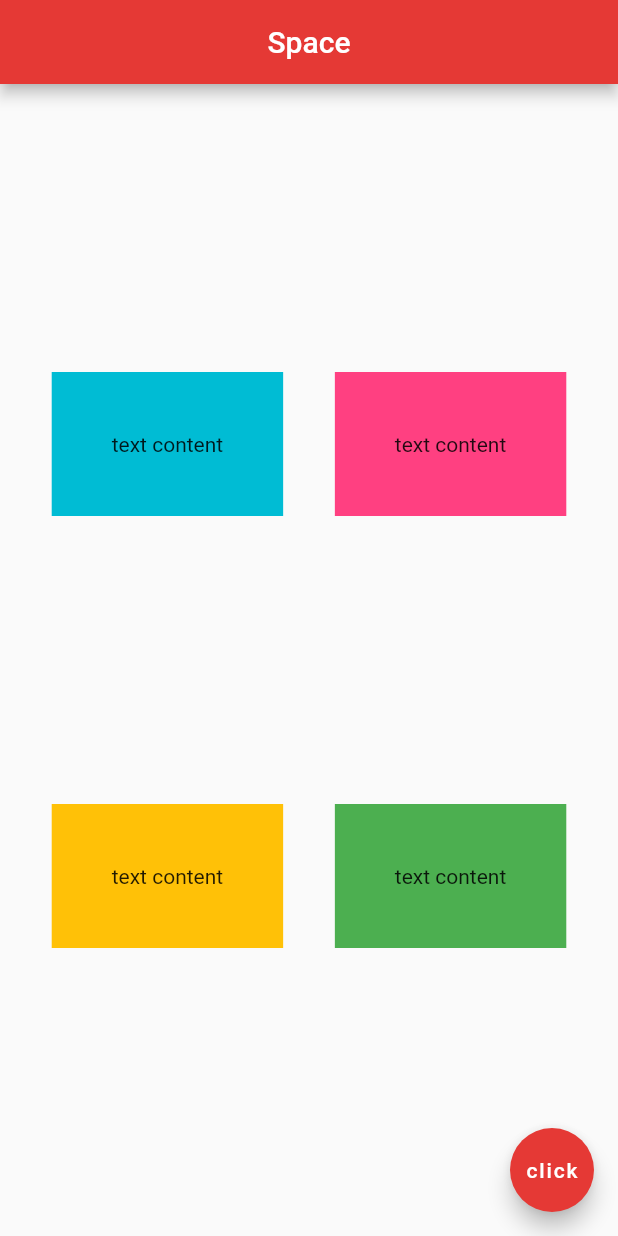
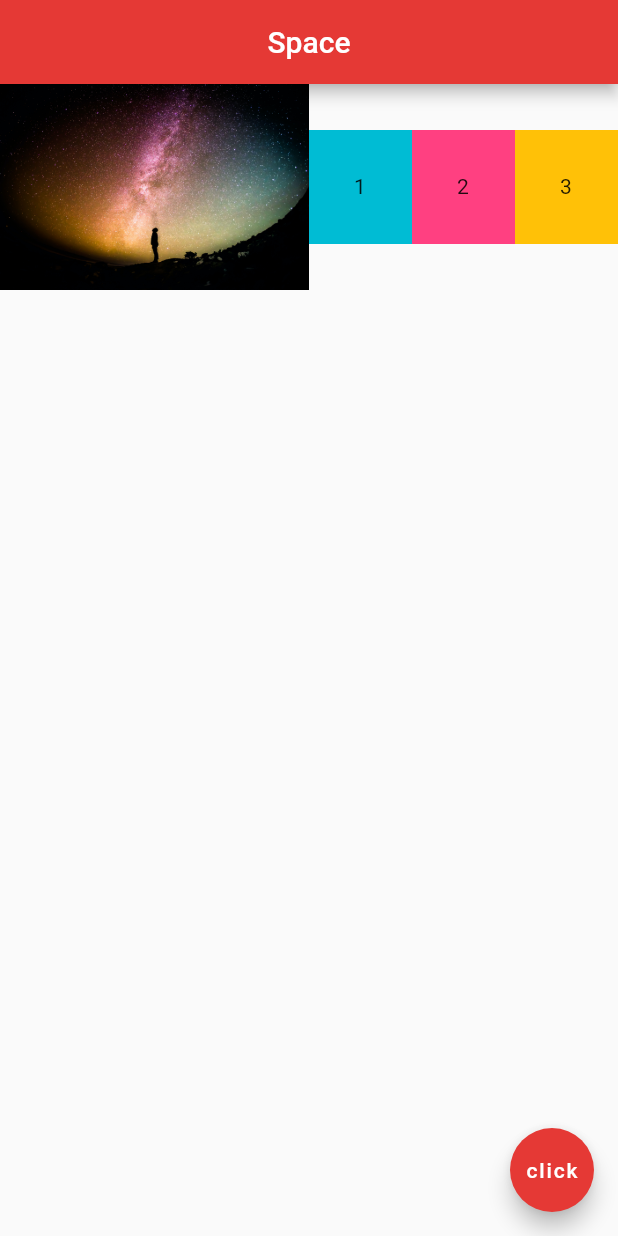
Before and after one commit to BrenoBaronte/ninja-id, a Flutter app: the screen it shows after launch, on a phone screen of 412 x 824 dp. Run offline on Flutter 3.47's test engine with Material 2 defaults, Android fonts, the phone set to English and light mode, and no system bars.

Commit message:
Lesson 14

```diff
--- a/lib/main.dart
+++ b/lib/main.dart
@@ -14,38 +14,34 @@ class Home extends StatelessWidget {
         centerTitle: true,
         backgroundColor: Colors.red[600],
       ),
-      body: Column(
-        mainAxisAlignment: MainAxisAlignment.spaceEvenly,
+      body: Row(
         children: <Widget>[
-          Row(
-            mainAxisAlignment: MainAxisAlignment.spaceEvenly,
-            children: <Widget>[
-              Container(
-                padding: EdgeInsets.all(40.0),
+          Expanded(
+            flex: 3,
+              child: Image.asset('assets/space1.jpg')),
+          Expanded(
+            flex: 1,
+            child: Container(
+              padding: EdgeInsets.all(30.0),
               color: Colors.cyan,
-                child: Text('text content'),
+              child: Text('1'),
             ),
-              Container(
-                padding: EdgeInsets.all(40.0),
+          ),
+          Expanded(
+            flex: 1,
+            child: Container(
+              padding: EdgeInsets.all(30.0),
               color: Colors.pinkAccent,
-                child: Text('text content'),
+              child: Text('2'),
             ),
-            ],
           ),
-          Row(
-            mainAxisAlignment: MainAxisAlignment.spaceEvenly,
-            children: <Widget>[
-              Container(
-                padding: EdgeInsets.all(40.0),
+          Expanded(
+            flex: 1,
+            child: Container(
+              padding: EdgeInsets.all(30.0),
               color: Colors.amber,
-                child: Text('text content'),
+              child: Text('3'),
             ),
-              Container(
-                padding: EdgeInsets.all(40.0),
-                color: Colors.green,
-                child: Text('text content'),
-              ),
-            ],
           ),
         ],
       ),
```
Lines whose indentation alone changed are shown as unchanged.
